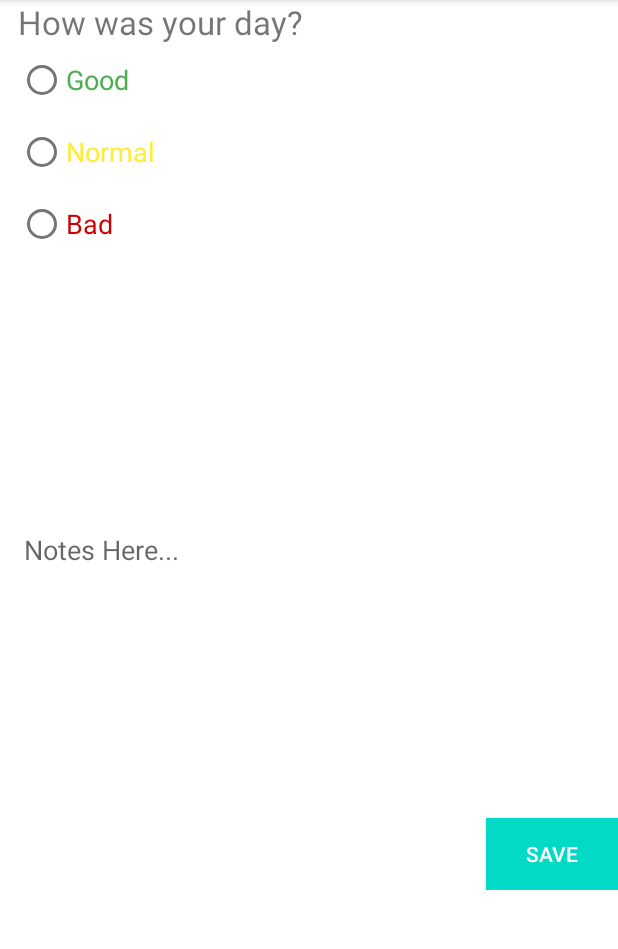
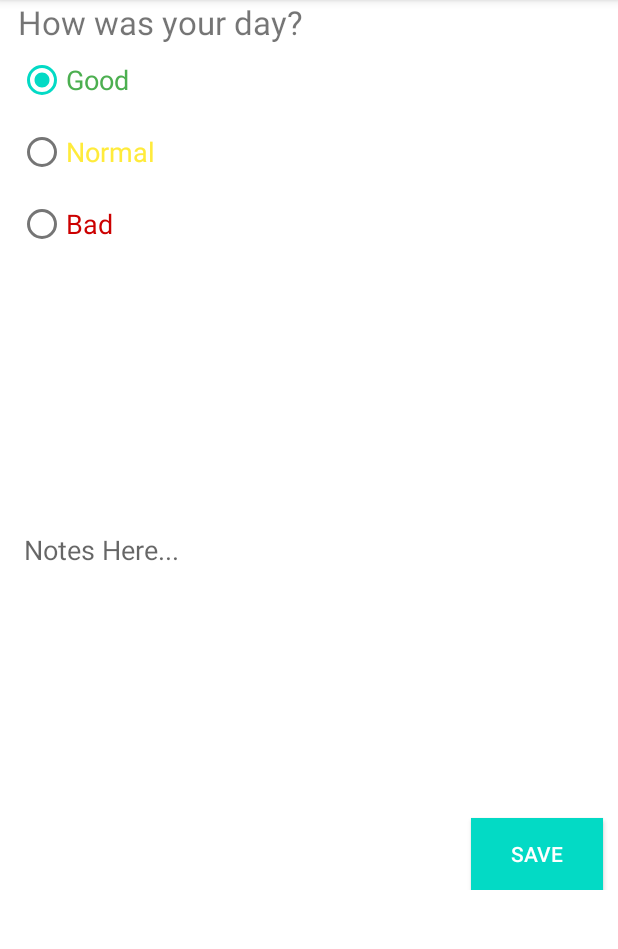
Before and after one commit to MohammadHuzaifa56/NoteBook, an Android app: the screen it shows after launch (AddNotesActivity), after a tap on an icon or button, on a phone screen of 412 x 824 dp, the part 84-1033 px from its top. Run offline under Robolectric (Android 15) with nearby library versions, the phone set to English and light mode, and no system bars; our stand-ins replace Dagger/Hilt's generated code, Room's generated code.

Commit message:
update made

```diff
--- a/app/src/main/java/com/example/notebook/presentation/notes_listing/NotesListViewModel.kt
+++ b/app/src/main/java/com/example/notebook/presentation/notes_listing/NotesListViewModel.kt
@@ -14,8 +14,6 @@ import javax.inject.Inject
 class NotesListViewModel @Inject constructor(
     val notesRepository: NotesRepository
 ): ViewModel() {
-    var notesData: LiveData<Any> = MutableLiveData()
-
     fun getNotesList(): Flow<Resource> = flow {
         emit(Resource.Loading)
         try {
--- a/app/src/main/res/layout/activity_add_notes.xml
+++ b/app/src/main/res/layout/activity_add_notes.xml
@@ -39,6 +39,7 @@
                     android:layout_width="wrap_content"
                     android:layout_height="wrap_content"
                     android:id="@+id/rbGood"
+                    android:checked="true"
                     android:text="Good"
                     android:textColor="@color/green"
                     android:textSize="18sp"/>
@@ -79,6 +80,7 @@
                 android:layout_height="wrap_content"
                 android:text="SAVE"
                 android:id="@+id/btnSave"
+                android:layout_marginEnd="10dp"
                 app:layout_constraintEnd_toEndOf="parent"
                 app:layout_constraintTop_toBottomOf="@+id/etNotes"
                 android:textColor="@color/white"
```
